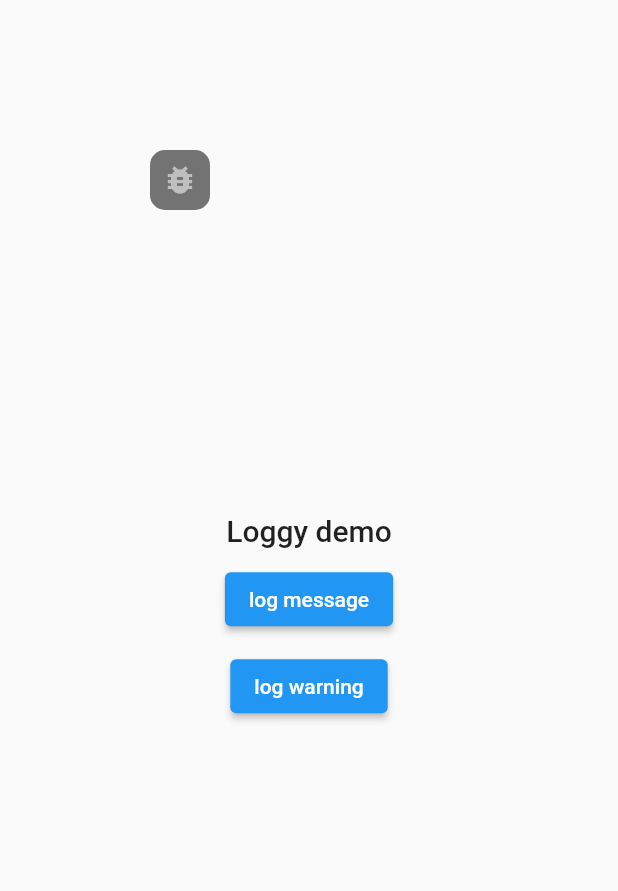
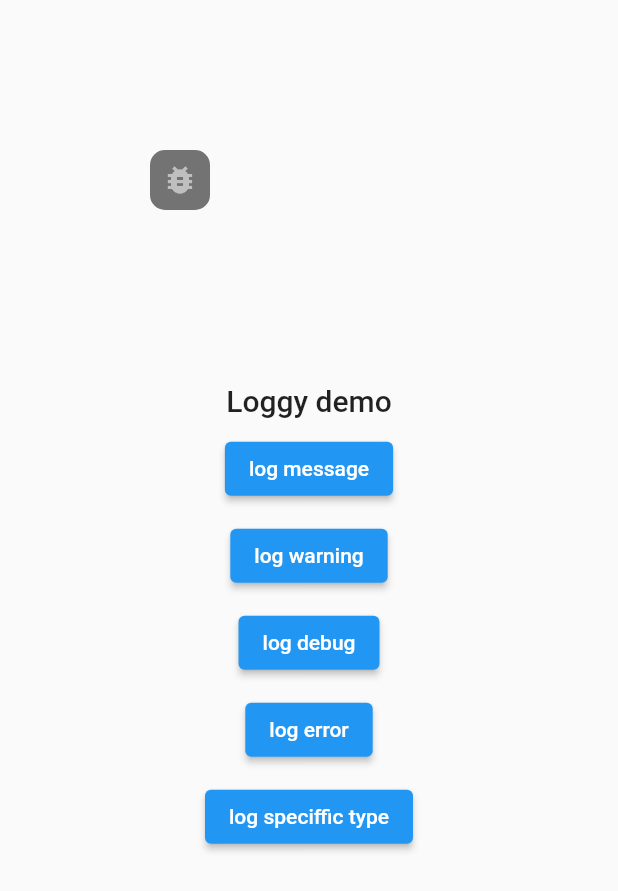
Before and after one commit to InAnadea/anadea_flutter_loggy, a Flutter app: the screen it shows after launch, on a phone screen of 412 x 824 dp. Shown: the top 891 px of the screen. Run offline on Flutter 3.47's test engine with Material 2 defaults, Android fonts, the phone set to English and light mode, and no system bars; our stand-ins replace loggy; missing offline and left inert: flutter_loggy.

Commit message:
Add model mapper

```diff
--- a/example/lib/main.dart
+++ b/example/lib/main.dart
@@ -22,6 +22,9 @@ class ExampleApp extends StatelessWidget {
       navigatorKey: _navigatorKey,
       home: const DemoPage(),
       builder: (context, child) => LogsButton(
+        builders: {
+          TestLogModel: (context, record) => Text(record.object.toString())
+        },
         navigatorKey: _navigatorKey,
         child: child!,
       ),
@@ -59,9 +62,36 @@ class DemoPage extends StatelessWidget {
               },
               child: Text("log warning"),
             ),
+            const SizedBox(height: 10),
+            ElevatedButton(
+              onPressed: () {
+                logDebug("debug message");
+              },
+              child: Text("log debug"),
+            ),
+            const SizedBox(height: 10),
+            ElevatedButton(
+              onPressed: () {
+                logError("error message");
+              },
+              child: Text("log error"),
+            ),
+            const SizedBox(height: 10),
+            ElevatedButton(
+              onPressed: () {
+                logError(TestLogModel('content'));
+              },
+              child: Text("log speciffic type"),
+            ),
           ],
         ),
       ),
     );
   }
 }
+
+class TestLogModel {
+  TestLogModel(this.content);
+
+  final String content;
+}
--- a/lib/logs_button.dart
+++ b/lib/logs_button.dart
@@ -5,10 +5,12 @@ class LogsButton extends StatefulWidget {
     Key? key,
     required this.child,
     required this.navigatorKey,
+    this.builders = const {},
   }) : super(key: key);
 
   final Widget child;
   final GlobalKey<NavigatorState> navigatorKey;
+  final Map<Type, LogRecordCardBuilder> builders;
 
   @override
   State<LogsButton> createState() => _LogsButtonState();
@@ -41,7 +43,9 @@ class _LogsButtonState extends State<LogsButton> {
                         });
                         return true;
                       },
-                      child: const LogsScreen(),
+                      child: LogsScreen(
+                        builders: widget.builders,
+                      ),
                     ),
                   ),
                 );
```
Also changed, not shown: lib/logs_screen.dart (+32 -57 lines).
